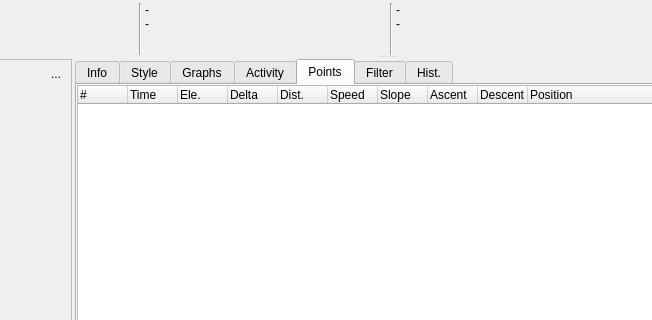
Old version of the form src/qmapshack/gis/trk/IDetailsTrk.ui in the repository Maproom/qmapshack; both pictures show x 109 to 761 and y 0 to 320 of the 992 by 404 pixel window.
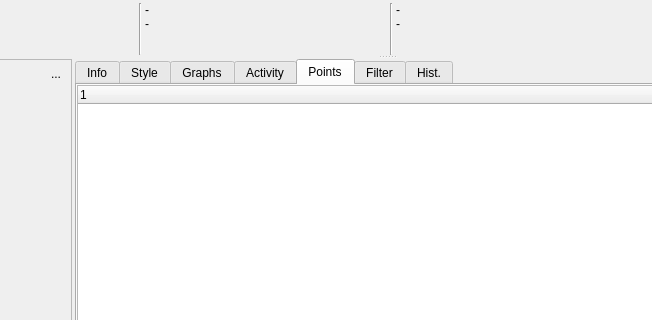
New version of the form. The open tabs and pages were chosen to show the change. Icons and pictures are not drawn. Custom widgets are drawn as their Qt base class.

```diff
--- a/src/qmapshack/gis/trk/IDetailsTrk.ui
+++ b/src/qmapshack/gis/trk/IDetailsTrk.ui
@@ -1493,56 +1493,6 @@
              <attribute name="headerDefaultSectionSize">
               <number>50</number>
              </attribute>
-             <column>
-              <property name="text">
-               <string notr="true">#</string>
-              </property>
-             </column>
-             <column>
-              <property name="text">
-               <string>Time</string>
-              </property>
-             </column>
-             <column>
-              <property name="text">
-               <string>Ele.</string>
-              </property>
-             </column>
-             <column>
-              <property name="text">
-               <string>Delta</string>
-              </property>
-             </column>
-             <column>
-              <property name="text">
-               <string>Dist.</string>
-              </property>
-             </column>
-             <column>
-              <property name="text">
-               <string>Speed</string>
-              </property>
-             </column>
-             <column>
-              <property name="text">
-               <string>Slope</string>
-              </property>
-             </column>
-             <column>
-              <property name="text">
-               <string>Ascent</string>
-              </property>
-             </column>
-             <column>
-              <property name="text">
-               <string>Descent</string>
-              </property>
-             </column>
-             <column>
-              <property name="text">
-               <string>Position</string>
-              </property>
-             </column>
             </widget>
            </item>
           </layout>
@@ -1625,6 +1575,11 @@
   </layout>
  </widget>
  <customwidgets>
+  <customwidget>
+   <class>CTableTrk</class>
+   <extends>QTreeWidget</extends>
+   <header>gis/trk/CTableTrk.h</header>
+  </customwidget>
   <customwidget>
    <class>CHistoryListWidget</class>
    <extends>QListWidget</extends>
@@ -1658,11 +1613,6 @@
    <header>gis/trk/CSelectActivityColor.h</header>
    <container>1</container>
   </customwidget>
-  <customwidget>
-   <class>CTableTrk</class>
-   <extends>QTreeWidget</extends>
-   <header>gis/trk/CTableTrk.h</header>
-  </customwidget>
  </customwidgets>
  <resources>
   <include location="../../resources.qrc"/>
```
Left out of the diff: 6 changed lines with no effect on the pictures.
